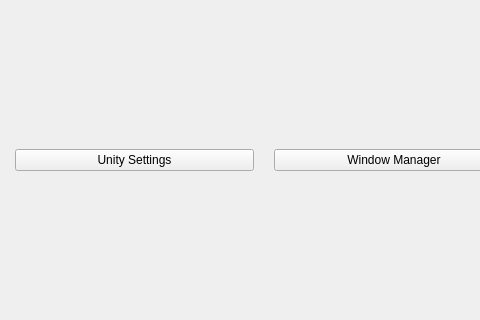
Old version of the form stacer/Pages/GnomeSettings/gnome_settings_page.ui in the repository oguzhaninan/Stacer; both pictures show x 0 to 480 and y 135 to 455 of the 788 by 601 pixel window.
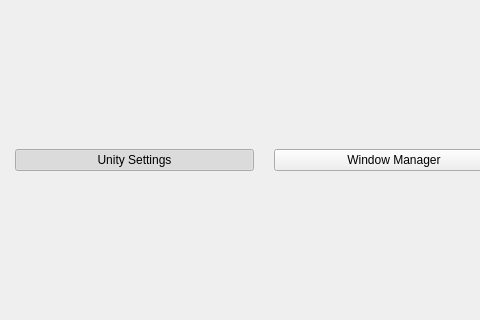
New version of the form. Icons and pictures are not drawn.

Commit message: update gnome settings

Diff of the .ui file:
```diff
--- a/stacer/Pages/GnomeSettings/gnome_settings_page.ui
+++ b/stacer/Pages/GnomeSettings/gnome_settings_page.ui
@@ -53,6 +53,15 @@
        <height>20</height>
       </size>
      </property>
+     <property name="checkable">
+      <bool>true</bool>
+     </property>
+     <property name="checked">
+      <bool>true</bool>
+     </property>
+     <attribute name="buttonGroup">
+      <string notr="true">settingsTopButtonGroup</string>
+     </attribute>
     </widget>
    </item>
    <item row="0" column="1">
```
Left out of the diff: 15 changed lines with no effect on the pictures. The commit also changes 3 other files.
